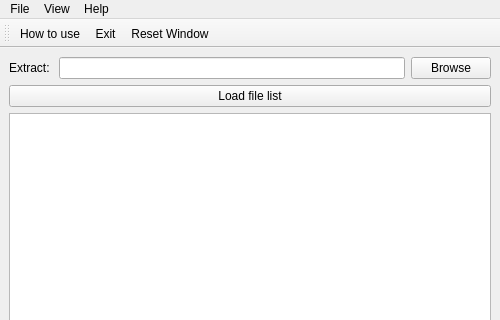
First picture: the form in ext_files_dir.ui, repository Lyuhitto/extracting_files_from_dir, before the edit; both pictures show x 0 to 500 and y 0 to 320 of the 500 by 700 pixel window.
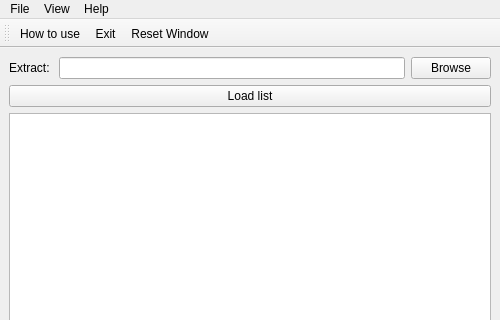
Second picture: the form after the edit. Icons and pictures are not drawn.

Commit message:
Revise button name and help
Revise button name and help.

Diff of the .ui file:
```diff
--- a/ext_files_dir.ui
+++ b/ext_files_dir.ui
@@ -42,7 +42,7 @@
     <item>
      <widget class="QPushButton" name="loadFileList">
       <property name="text">
-       <string>Load file list</string>
+       <string>Load list</string>
       </property>
      </widget>
     </item>
```
The commit also changes 1 other file.
